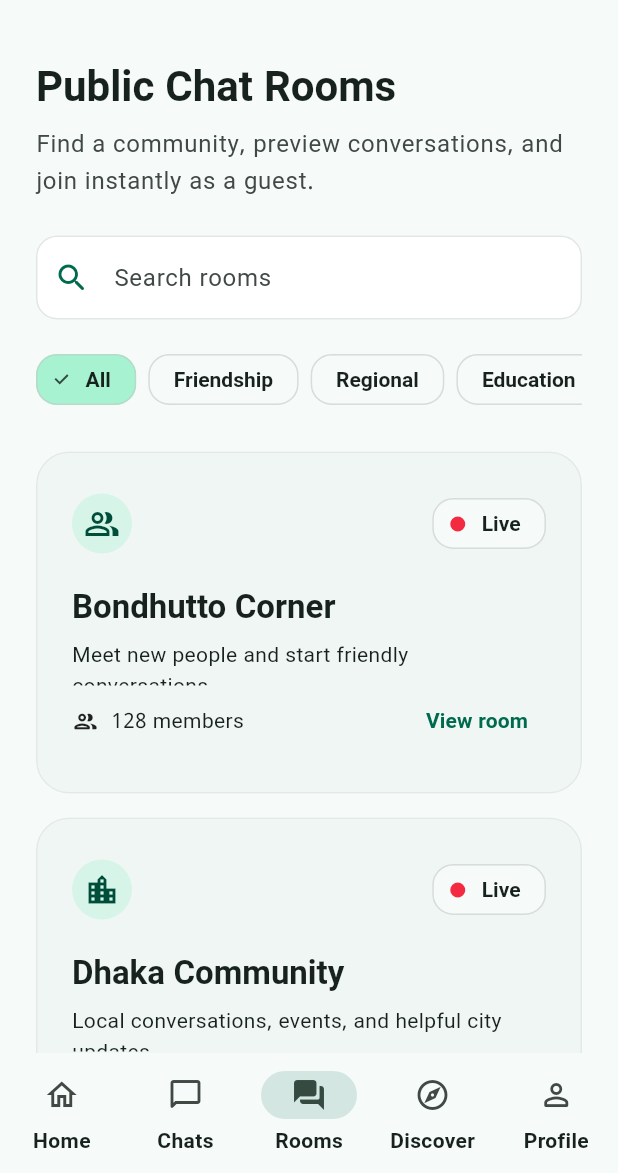
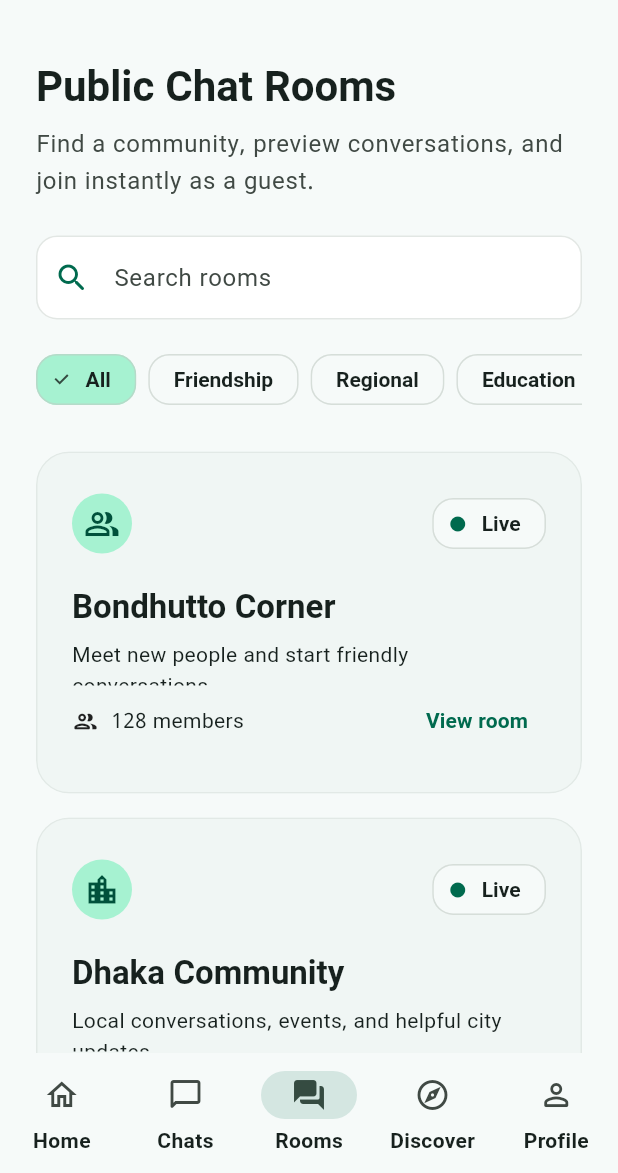
Before and after one commit to MdEnamulHaque007/bondhon, a Flutter app: the AppShell screen opened directly with empty values, item 3 of the bottom bar chosen, on a phone screen of 412 x 824 dp, the part 63-1236 px from its top. Run offline on Flutter 3.47's test engine with Material 3 defaults, Android fonts, the phone set to English and light mode, and no system bars; our stand-ins replace flutter_riverpod, go_router, google_fonts, shared_preferences; accounts and stored records are empty; statements that could not run were skipped.

Commit message:
fix(theme): replace hard-coded UI colors with ColorScheme

```diff
--- a/lib/features/rooms/presentation/screens/rooms_screen.dart
+++ b/lib/features/rooms/presentation/screens/rooms_screen.dart
@@ -1,5 +1,4 @@
 import 'package:bondhon/app/router/app_router.dart';
-import 'package:bondhon/app/theme/app_colors.dart';
 import 'package:bondhon/app/theme/app_spacing.dart';
 import 'package:bondhon/core/localization/app_localizations.dart';
 import 'package:bondhon/features/rooms/data/room_repository.dart';
@@ -170,15 +169,15 @@
               Row(
                 children: [
                   CircleAvatar(
-                    backgroundColor: AppColors.bondhonGreenSoft,
-                    child: Icon(room.icon, color: AppColors.bondhonGreenDark),
+                    backgroundColor: Theme.of(context).colorScheme.primaryContainer,
+                    child: Icon(room.icon, color: Theme.of(context).colorScheme.onPrimaryContainer),
                   ),
                   const Spacer(),
                   if (room.isLive)
                     Chip(
                       avatar: const Icon(
                         Icons.circle,
-                        color: AppColors.bondhonRed,
+                        color: Theme.of(context).colorScheme.error,
                         size: 12,
                       ),
                       label: Text(strings.live),
```
